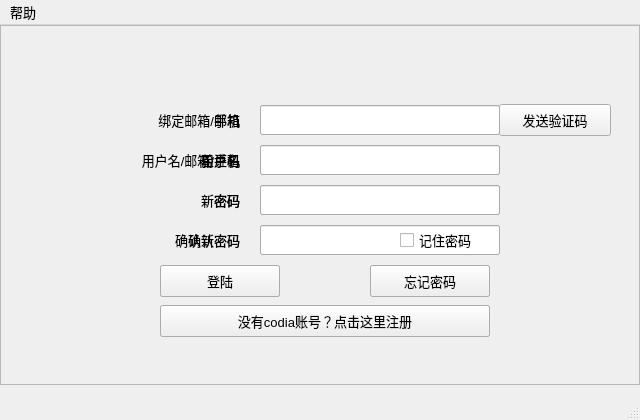
The window that loginWindow.ui (Camorgx/CodiaClient) describes before a commit, drawn with Qt 5.
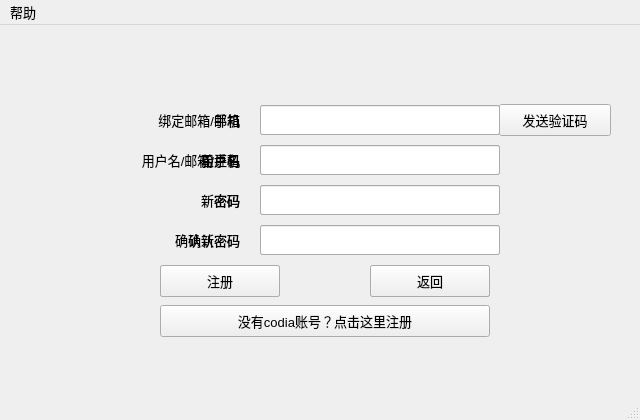
The same window after the commit. Icons and pictures are not drawn.

The edit to the form file:
```diff
--- a/loginWindow.ui
+++ b/loginWindow.ui
@@ -61,7 +61,7 @@
      </size>
     </property>
     <property name="frameShape">
-     <enum>QFrame::StyledPanel</enum>
+     <enum>QFrame::NoFrame</enum>
     </property>
     <property name="frameShadow">
      <enum>QFrame::Raised</enum>
@@ -202,11 +202,14 @@
      </rect>
     </property>
     <property name="frameShape">
-     <enum>QFrame::StyledPanel</enum>
+     <enum>QFrame::NoFrame</enum>
     </property>
     <property name="frameShadow">
      <enum>QFrame::Raised</enum>
     </property>
+    <property name="lineWidth">
+     <number>0</number>
+    </property>
     <widget class="QLineEdit" name="lineEdit1Password">
      <property name="geometry">
       <rect>
@@ -363,14 +366,14 @@
     <widget class="QPushButton" name="pushButton1Return">
      <property name="geometry">
       <rect>
-       <x>160</x>
-       <y>280</y>
-       <width>330</width>
+       <x>370</x>
+       <y>240</y>
+       <width>120</width>
        <height>32</height>
       </rect>
      </property>
      <property name="text">
-      <string>已有codia账号？点击这里登录</string>
+      <string>返回</string>
      </property>
     </widget>
    </widget>
@@ -384,7 +387,7 @@
      </rect>
     </property>
     <property name="frameShape">
-     <enum>QFrame::StyledPanel</enum>
+     <enum>QFrame::NoFrame</enum>
     </property>
     <property name="frameShadow">
      <enum>QFrame::Raised</enum>
@@ -569,9 +572,9 @@
      </property>
     </widget>
    </widget>
-   <zorder>registerFrame</zorder>
    <zorder>resetFrame</zorder>
    <zorder>loginFrame</zorder>
+   <zorder>registerFrame</zorder>
   </widget>
   <widget class="QStatusBar" name="statusbar"/>
   <widget class="QMenuBar" name="menuBar">
@@ -580,7 +583,7 @@
      <x>0</x>
      <y>0</y>
      <width>640</width>
-     <height>29</height>
+     <height>24</height>
     </rect>
    </property>
    <widget class="QMenu" name="menu">
```
